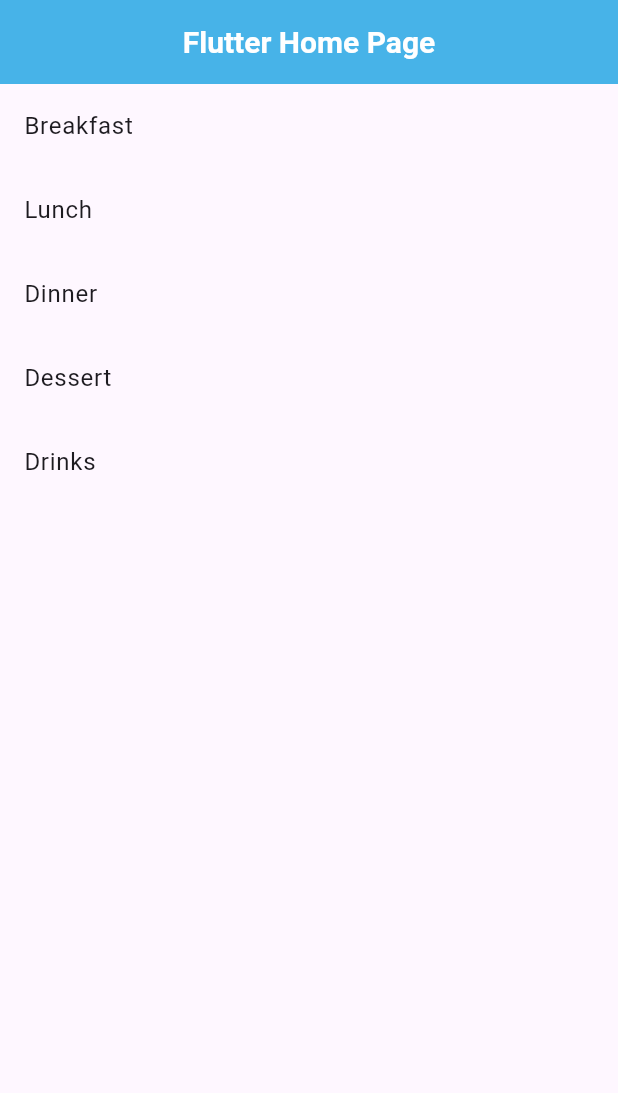
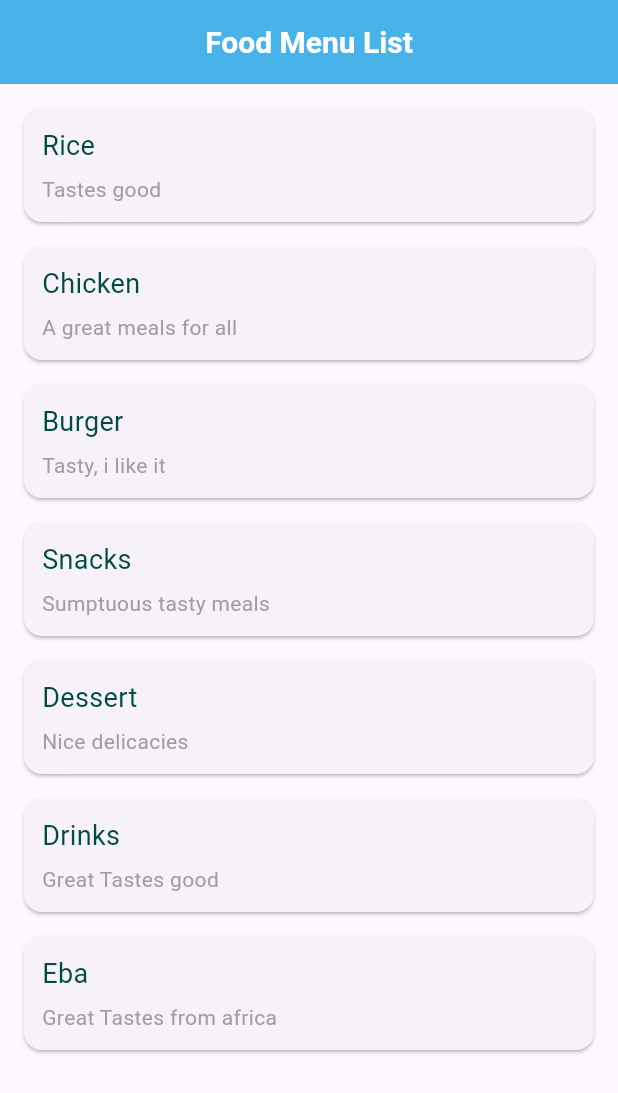
Before and after one commit to uimarshall/flutter_stuffs_2024, a Flutter app: the screen it shows after launch, on a phone screen of 412 x 824 dp. Shown: the top 1093 px of the screen. Run offline on Flutter 3.47's test engine with Material 3 defaults, Android fonts, the phone set to English and light mode, and no system bars.

Commit message:
Add custom classes and properties

```diff
--- a/lib/lists/food_menu_list.dart
+++ b/lib/lists/food_menu_list.dart
@@ -1,4 +1,5 @@
 import 'package:flutter/material.dart';
+import 'package:flutter_stuffs_2024/lists/menu_item.dart';
 
 class FoodMenuList extends StatefulWidget {
   const FoodMenuList({Key? key}) : super(key: key);
@@ -8,18 +9,125 @@ class FoodMenuList extends StatefulWidget {
 }
 
 class _FoodMenuListState extends State<FoodMenuList> {
-  List<String> foodMenu = [
-    'Breakfast',
-    'Lunch',
-    'Dinner',
-    'Dessert',
-    'Drinks',
+  List<MenuItem> foodMenu = [
+    MenuItem(title: 'Rice', reviews: 'Tastes good'),
+    MenuItem(title: 'Chicken', reviews: 'A great meals for all'),
+    MenuItem(title: 'Burger', reviews: 'Tasty, i like it'),
+    MenuItem(title: 'Snacks', reviews: 'Sumptuous tasty meals'),
+    MenuItem(title: 'Dessert', reviews: 'Nice delicacies'),
+    MenuItem(title: 'Drinks', reviews: 'Great Tastes good'),
+    MenuItem(title: 'Eba', reviews: 'Great Tastes from africa'),
   ];
+
+// Create a function to output lists
+
+  Widget menuListTemplate(food) {
+    return Card(
+      margin: const EdgeInsets.fromLTRB(16.0, 16.0, 16.0, 0),
+      child: Padding(
+        padding: const EdgeInsets.all(12.0),
+        child: Column(
+          crossAxisAlignment: CrossAxisAlignment.stretch,
+          // crossAxisAlignment: CrossAxisAlignment.start,
+          children: <Widget>[
+            Text(
+              food.title,
+              style: const TextStyle(
+                fontSize: 18.0,
+                color: Color(0xFF004D40),
+              ),
+            ),
+            const SizedBox(height: 6.0),
+            Text(
+              food.reviews,
+              style: const TextStyle(
+                fontSize: 14.0,
+                color: Colors.grey,
+              ),
+            ),
+          ],
+        ),
+      ),
+    );
+  }
+
+  Widget menuList(menu) {
+    return Card(
+      margin: const EdgeInsets.fromLTRB(16.0, 16.0, 16.0, 0),
+      child: Padding(
+          padding: const EdgeInsets.all(12.0),
+          child: ListView(
+            children: <Widget>[
+              Text(
+                menu.title,
+                style: const TextStyle(
+                  fontSize: 18.0,
+                  color: Colors.grey,
+                ),
+              ),
+              const SizedBox(height: 6.0),
+              Text(
+                menu.reviews,
+                style: const TextStyle(
+                  fontSize: 14.0,
+                  color: Colors.grey,
+                ),
+              ),
+            ],
+          )),
+    );
+  }
+
+  Widget menuList2(menu) {
+    return Card(
+      margin: const EdgeInsets.fromLTRB(16.0, 16.0, 16.0, 0),
+      child: Padding(
+          padding: const EdgeInsets.all(12.0),
+          child: Column(
+            children: <Widget>[
+              Text(
+                menu.title,
+                style: const TextStyle(
+                  fontSize: 18.0,
+                  color: Colors.grey,
+                ),
+              ),
+              const SizedBox(height: 6.0),
+              Text(
+                menu.reviews,
+                style: const TextStyle(
+                  fontSize: 14.0,
+                  color: Colors.grey,
+                ),
+              ),
+            ],
+          )),
+    );
+  }
+
+  Widget menuList3(menu) {
+    return Card(
+        margin: const EdgeInsets.fromLTRB(16.0, 16.0, 16.0, 0),
+        child: Padding(
+            padding: const EdgeInsets.all(12.0),
+            child: ListView(
+              children: <Widget>[
+                ListTile(
+                  title: Text(menu.title),
+                  subtitle: Text(menu.reviews),
+                  onTap: () {
+                    Navigator.pushNamed(context, '/food_menu_details');
+                  },
+                ),
+              ],
+            )));
+  }
+
   @override
   Widget build(BuildContext context) {
     return Scaffold(
       appBar: AppBar(
-        title: const Text('Flutter Home Page',
+        title: const Text('Food Menu List',
             style: TextStyle(
               color: Colors.white,
               fontSize: 20.0,
@@ -29,16 +137,7 @@ class _FoodMenuListState extends State<FoodMenuList> {
         backgroundColor: const Color(0xFF47B3E8),
       ),
       body: ListView(
-        children: foodMenu
-            .map(
-              (food) => ListTile(
-                title: Text(food),
-                onTap: () {
-                  Navigator.pushNamed(context, '/food_menu_details');
-                },
-              ),
-            )
-            .toList(),
+        children: foodMenu.map((food) => menuListTemplate(food)).toList(),
         // toList() is used to convert the map to a list of Text widgets as children of the ListView. it turns it to an iterable list of widgets that can be used as children of the ListView.
       ),
     );
--- /dev/null
+++ b/lib/lists/menu_item.dart
@@ -0,0 +1,13 @@
+class MenuItem {
+  String title;
+  String reviews;
+  MenuItem({required this.title, required this.reviews});
+  // Use named parameters to make the code more readable
+
+  // MenuItem({String title, String reviews}) {
+  //   this.title = title;
+  //   this.reviews = reviews;
+  // }
+}
+
+// MenuItem menu = MenuItem(title: 'Breakfast', reviews: 'Tastes good');
```
